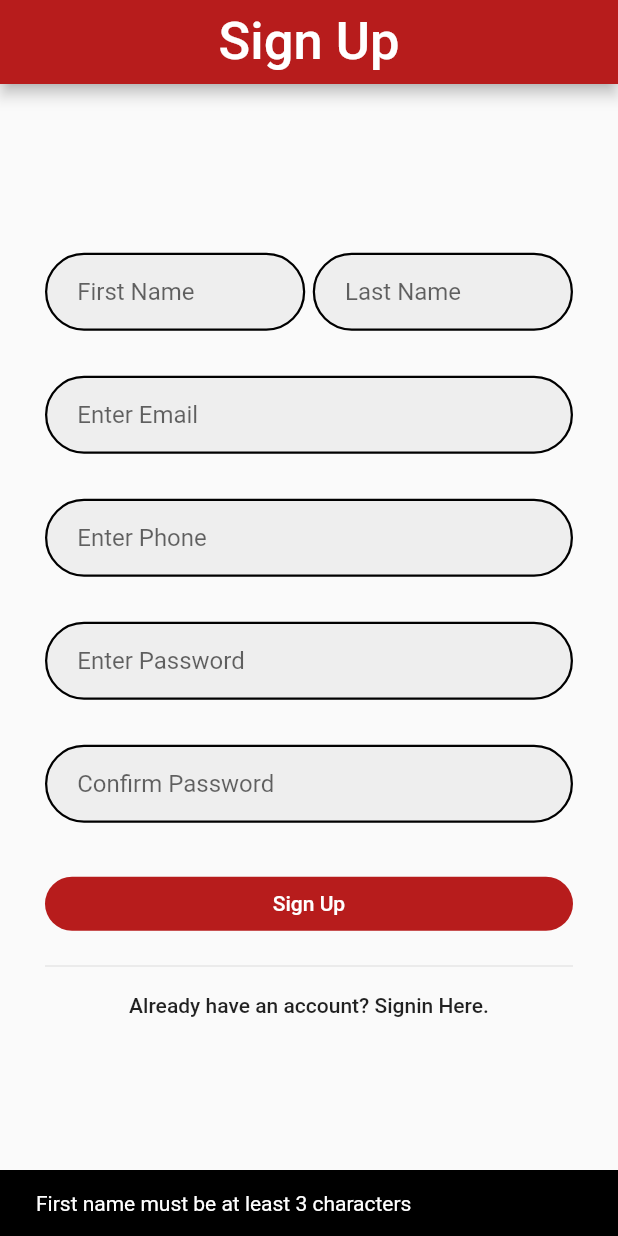
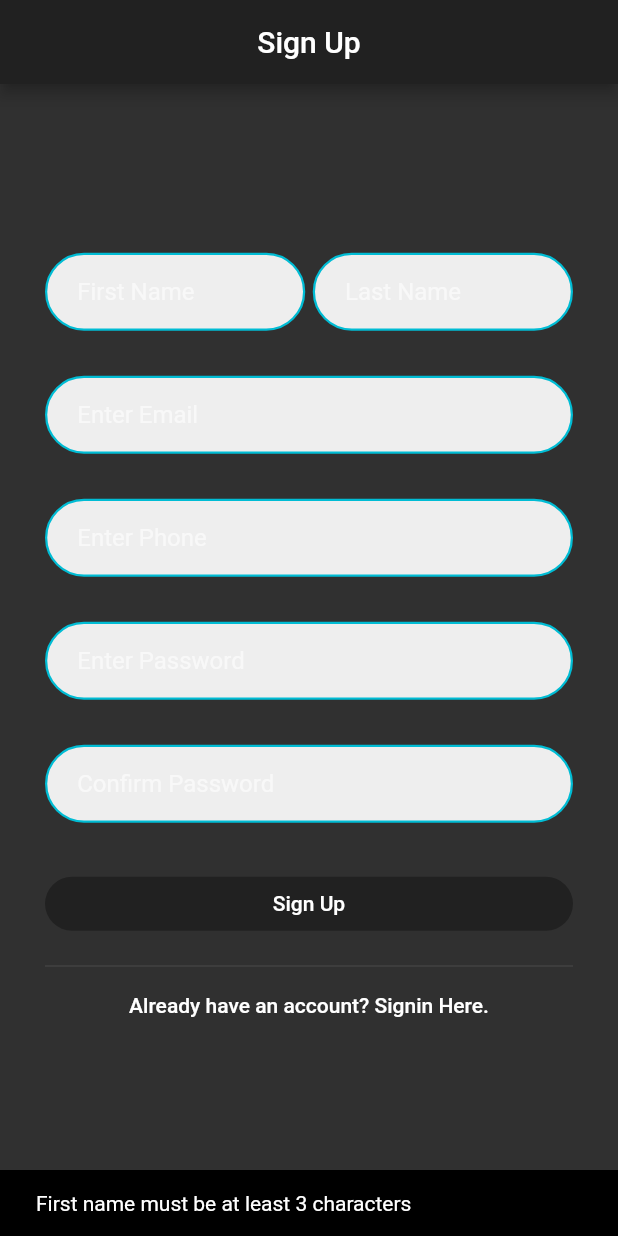
Before and after one commit to MoHoss2000/StreetBank, a Flutter app: the screen it shows after launch, after a tap on "Don't have an account? Signup Here.", after a tap on "Sign Up", on a phone screen of 412 x 824 dp. Run offline on Flutter 3.47's test engine with Material 2 defaults, Android fonts, the phone set to English and light mode, and no system bars; our stand-ins replace cached_network_image, cloud_firestore, firebase_auth, firebase_core, firebase_messaging, firebase_remote_config and 7 more; missing offline and left inert: searchable_dropdown, simple_animated_icon; accounts and stored records are empty; network calls fail.

Commit message:
cleaning up

```diff
--- a/lib/app_localization.dart
+++ b/lib/app_localization.dart
@@ -38,7 +38,6 @@ class _AppLocalizationsDelegate extends LocalizationsDelegate<AppLocalization> {
 
   @override
   bool isSupported(Locale locale) {
-    // TODO: implement isSupported
     return ['en', 'ar'].contains(locale.languageCode);
   }
 
--- a/lib/helper/theme.dart
+++ b/lib/helper/theme.dart
@@ -22,8 +22,15 @@ class TwitterColor {
 class AppThemes {
   // ---- Dark Theme ----
   static final _darkAccent = Colors.cyan;
-  static final ThemeData _darkThemeData =
-      ThemeData(accentColor: _darkAccent, brightness: Brightness.dark);
+  static final ThemeData _darkThemeData = ThemeData(
+    accentColor: _darkAccent,
+    brightness: Brightness.dark,
+    textButtonTheme: TextButtonThemeData(
+      style: ButtonStyle(
+        foregroundColor: MaterialStateProperty.all<Color>(Colors.white),
+      ),
+    ),
+  );
 
   static final darkTheme = AppTheme(
     data: _darkThemeData,
@@ -31,11 +38,19 @@ class AppThemes {
     description: "Dark Theme",
   );
 
+  static final ThemeData _lightThemeData = ThemeData(
+    textButtonTheme: TextButtonThemeData(
+      style: ButtonStyle(
+        foregroundColor: MaterialStateProperty.all<Color>(Colors.black),
+      ),
+    ),
+  );
+
   // ---- Purple Theme ----
   static final _purplePrimary = Colors.purple;
   static final _purpleAccent = Colors.pink;
   static final _purpleBackground = Color(0xFFFFFFFF);
-  static final ThemeData _purpleThemeData = ThemeData(
+  static final ThemeData _purpleThemeData = _lightThemeData.copyWith(
       primaryColor: _purplePrimary,
       accentColor: _purpleAccent,
       backgroundColor: _purpleBackground);
@@ -50,7 +65,7 @@ class AppThemes {
   static final _bluePrimary = Color(0xFF3F51B5);
   static final _blueAccent = Colors.grey[800];
   static final _blueBackground = Color(0xFFFFFFFF);
-  static final ThemeData _blueThemeData = ThemeData(
+  static final ThemeData _blueThemeData = _lightThemeData.copyWith(
       primaryColor: _bluePrimary,
       accentColor: _blueAccent,
       backgroundColor: _blueBackground);
@@ -65,7 +80,7 @@ class AppThemes {
   static final _greenPrimary = Color(0xFF4CAF50);
   static final _greenAccent = Color(0xFF631739);
   static final _greenBackground = Color(0xFFFFFFFF);
-  static final _greenThemeData = ThemeData(
+  static final _greenThemeData = _lightThemeData.copyWith(
       primaryColor: _greenPrimary,
       accentColor: _greenAccent,
       backgroundColor: _greenBackground);
@@ -80,7 +95,7 @@ class AppThemes {
   static final _pinkPrimary = Color(0xFFE91E63);
   static final _pinkAccent = Color(0xFF0C7D9C);
   static final _pinkBackground = Color(0xFFFFFFFF);
-  static final _pinkThemeData = ThemeData(
+  static final _pinkThemeData = _lightThemeData.copyWith(
     primaryColor: _pinkPrimary,
     accentColor: _pinkAccent,
     backgroundColor: _pinkBackground,
@@ -96,7 +111,7 @@ class AppThemes {
   static final _redPrimary = Colors.red[900];
   static final _redAccent = Colors.black;
   static final _redBackground = Color(0xFFFFFFFF);
-  static final _redThemeData = ThemeData(
+  static final _redThemeData = _lightThemeData.copyWith(
     primaryColor: _redPrimary,
     accentColor: _redAccent,
     backgroundColor: _redBackground,
--- a/lib/main.dart
+++ b/lib/main.dart
@@ -1,6 +1,5 @@
 import 'package:cloud_firestore/cloud_firestore.dart';
 import 'package:firebase_core/firebase_core.dart';
-import 'package:firebase_messaging/firebase_messaging.dart';
 import 'package:flutter/material.dart';
 import 'package:flutter/scheduler.dart';
 import 'package:flutter/services.dart';
@@ -113,7 +112,8 @@ class _MyAppState extends State<MyApp> {
               locale: _locale,
               debugShowCheckedModeBanner: false,
               title: 'StreetBank',
-              theme: ThemeProvider.themeOf(themeContext).data,
+              // theme: ThemeProvider.themeOf(themeContext).data,
+              theme: AppThemes.darkTheme.data,
               routes: Routes.route(),
               onGenerateRoute: (settings) => Routes.onGenerateRoute(settings),
               onUnknownRoute: (settings) => Routes.onUnknownRoute(settings),
--- a/lib/models/userModel.dart
+++ b/lib/models/userModel.dart
@@ -36,7 +36,7 @@ class UserModel {
     createdAt = map['createdAt'];
     fcmToken = map['fcmToken'];
     if (map['favoritesList'] != null) {
-      favoritesList = List<String>();
+      favoritesList = [];
       map['favoritesList'].forEach((value) {
         favoritesList.add(value);
       });
--- a/lib/screens/authentication/login.dart
+++ b/lib/screens/authentication/login.dart
@@ -2,7 +2,6 @@ import 'package:flutter/material.dart';
 
 import 'package:provider/provider.dart';
 import 'package:streetbank/helper/routes.dart';
-import 'package:streetbank/helper/theme.dart';
 import 'package:streetbank/helper/utility.dart';
 import 'package:streetbank/screens/authentication/signup.dart';
 import 'package:streetbank/states/authState.dart';
@@ -72,7 +71,9 @@ class _LoginState extends State<Login> {
               _showResetPassword(); // opens dialog to reset password
             }),
             FlatButton(
-              child: Text(getTranslation(context, "no_account")),
+              child: Text(
+                getTranslation(context, "no_account"),
+              ),
               onPressed: () {
                 var state = Provider.of<AuthState>(context, listen: false);
                 Navigator.pushAndRemoveUntil(
--- a/lib/screens/authentication/signup.dart
+++ b/lib/screens/authentication/signup.dart
@@ -2,7 +2,6 @@ import 'package:flutter/material.dart';
 import 'package:provider/provider.dart';
 import 'package:streetbank/helper/enum.dart';
 import 'package:streetbank/helper/routes.dart';
-import 'package:streetbank/helper/theme.dart';
 import 'package:streetbank/helper/utility.dart';
 import 'package:streetbank/models/userModel.dart';
 import 'package:streetbank/screens/authentication/login.dart';
@@ -216,7 +215,7 @@ class _SignupState extends State<Signup> {
             customText(
               getTranslation(context, "signup"),
               context: context,
-              style: TextStyle(fontSize: 35),
+              style: TextStyle(fontSize: 20),
             ),
             SizedBox(height: 20),
           ],
--- a/lib/screens/chat/chat_screen_page.dart
+++ b/lib/screens/chat/chat_screen_page.dart
@@ -155,8 +155,9 @@ class _ChatScreenPageState extends State<ChatScreenPage> {
                               onLongPress: () {
                                 var text = ClipboardData(text: chat.message);
                                 Clipboard.setData(text);
-                                _scaffoldKey.currentState.hideCurrentSnackBar();
-                                _scaffoldKey.currentState.showSnackBar(
+                                ScaffoldMessenger.of(context)
+                                    .hideCurrentSnackBar();
+                                ScaffoldMessenger.of(context).showSnackBar(
                                   SnackBar(
                                     backgroundColor: TwitterColor.white,
                                     content: Text(
--- a/lib/screens/chat/chats_list_page.dart
+++ b/lib/screens/chat/chats_list_page.dart
@@ -1,6 +1,5 @@
 import 'package:flutter/material.dart';
 import 'package:provider/provider.dart';
-import 'package:streetbank/helper/theme.dart';
 import 'package:streetbank/helper/utility.dart';
 import 'package:streetbank/models/chatModel.dart';
 import 'package:streetbank/models/userModel.dart';
--- a/lib/screens/chat/full_screen_image.dart
+++ b/lib/screens/chat/full_screen_image.dart
@@ -1,7 +1,7 @@
 import 'package:flutter/material.dart';
 
 class FullScreenImage extends StatefulWidget {
-  String photoUrl;
+  final String photoUrl;
   FullScreenImage({this.photoUrl});
 
   _FullScreenImageState createState() => _FullScreenImageState();
--- a/lib/screens/mainscreen.dart
+++ b/lib/screens/mainscreen.dart
@@ -12,7 +12,6 @@ import 'package:streetbank/Screens/profile.dart';
 import 'package:streetbank/Screens/update_user.dart';
 import 'package:streetbank/helper/enum.dart';
 import 'package:streetbank/helper/routes.dart';
-import 'package:streetbank/helper/theme.dart';
 import 'package:streetbank/helper/utility.dart';
 import 'package:streetbank/models/languageModel.dart';
 import 'package:streetbank/states/authState.dart';
--- a/lib/screens/profile.dart
+++ b/lib/screens/profile.dart
@@ -1,7 +1,6 @@
 import 'package:cloud_firestore/cloud_firestore.dart';
 import 'package:firebase_auth/firebase_auth.dart';
 import 'package:flutter/material.dart';
-import 'package:streetbank/helper/theme.dart';
 import 'package:streetbank/helper/utility.dart';
 import 'package:theme_provider/theme_provider.dart';
 
--- a/lib/screens/splash.dart
+++ b/lib/screens/splash.dart
@@ -1,5 +1,3 @@
-import 'dart:io';
-
 import 'package:flutter/cupertino.dart';
 import 'package:flutter/foundation.dart';
 import 'package:flutter/material.dart';
@@ -12,7 +10,6 @@ import 'package:streetbank/screens/authentication/login.dart';
 import 'package:streetbank/states/authState.dart';
 import 'package:streetbank/widgets/customWidgets.dart';
 import 'package:streetbank/widgets/newWidget/title_text.dart';
-import 'package:theme_provider/theme_provider.dart';
 
 class SplashPage extends StatefulWidget {
   SplashPage({Key key}) : super(key: key);
@@ -109,25 +106,9 @@ class _SplashPageState extends State<SplashPage> {
 
   @override
   Widget build(BuildContext context) {
-    var state = Provider.of<AuthState>(context);
-
     return Scaffold(
       backgroundColor: Theme.of(context).primaryColor,
       body: _body(),
-      //  state.authStatus == AuthStatus.NOT_DETERMINED
-      //     ? _body()
-      //     : Login(
-      //         loginCallback: state.getCurrentUser,
-      //       )
-
-      /// if not determined show splash screen
-
-      // : state.authStatus == AuthStatus.NOT_LOGGED_IN
-      //     ? Login(
-      //         loginCallback: state.getCurrentUser,
-      //       )
-      //     : MaterialPageRoute(builder: (context) => MainScreen()),
-      // MainScreen(), // if logged in show main app screen,
     );
   }
 }
--- a/lib/screens/update_user.dart
+++ b/lib/screens/update_user.dart
@@ -1,6 +1,5 @@
 import 'package:firebase_auth/firebase_auth.dart';
 import 'package:flutter/material.dart';
-import 'package:streetbank/helper/theme.dart';
 import 'package:streetbank/helper/utility.dart';
 import 'package:streetbank/widgets/customWidgets.dart';
 import 'package:streetbank/widgets/newWidget/customLoader.dart';
--- a/lib/states/searchState.dart
+++ b/lib/states/searchState.dart
@@ -22,10 +22,10 @@ class SearchState extends AppState {
     try {
       isBusy = true;
       if (_userFilterlist == null) {
-        _userFilterlist = List<UserModel>();
+        _userFilterlist = [];
       } else {}
       if (_userlist == null) {
-        _userlist = List<UserModel>();
+        _userlist = [];
       }
       _userFilterlist.clear();
       _userlist.clear();
--- a/lib/widgets/customWidgets.dart
+++ b/lib/widgets/customWidgets.dart
@@ -1,13 +1,7 @@
-import 'dart:io';
-
-import 'package:cached_network_image/cached_network_image.dart';
 import 'package:flutter/cupertino.dart';
 import 'package:flutter/material.dart';
 import 'package:flutter/widgets.dart';
 import 'package:fluttertoast/fluttertoast.dart';
-
-import 'package:image_picker/image_picker.dart';
-import 'package:streetbank/helper/theme.dart';
 
 Widget customTitleText(String title, {BuildContext context}) {
   return Text(
@@ -65,7 +59,7 @@ Widget customText(String msg,
   } else {
     if (context != null && style != null) {
       var fontSize =
-          style.fontSize ?? Theme.of(context).textTheme.body1.fontSize;
+          style.fontSize ?? Theme.of(context).textTheme.bodyText2.fontSize;
       style = style.copyWith(
         fontSize: fontSize - (fullWidth(context) <= 375 ? 2 : 0),
       );
@@ -128,7 +122,8 @@ void customSnackBar(GlobalKey<ScaffoldState> _scaffoldKey, String msg,
   if (_scaffoldKey == null || _scaffoldKey.currentState == null) {
     return;
   }
-  _scaffoldKey.currentState.hideCurrentSnackBar();
+  // _scaffoldKey.currentState.hideCurrentSnackBar();
+  ScaffoldMessenger.of(_scaffoldKey.currentContext).hideCurrentSnackBar();
   final snackBar = SnackBar(
     duration: Duration(seconds: 4),
     backgroundColor: backgroundColor,
@@ -139,7 +134,9 @@ void customSnackBar(GlobalKey<ScaffoldState> _scaffoldKey, String msg,
       ),
     ),
   );
-  _scaffoldKey.currentState.showSnackBar(snackBar);
+
+  ScaffoldMessenger.of(_scaffoldKey.currentContext).showSnackBar(snackBar);
+  // _scaffoldKey.currentState.showSnackBar(snackBar);
 }
 
 void displayToastMessage(String msg, BuildContext context) {
--- a/lib/widgets/newWidget/customLoader.dart
+++ b/lib/widgets/newWidget/customLoader.dart
@@ -83,7 +83,7 @@ class CustomScreenLoader extends StatelessWidget {
         child: Container(
           padding: EdgeInsets.all(50),
           decoration: BoxDecoration(
-              color: Colors.white,
+              color: Theme.of(context).backgroundColor,
               borderRadius: BorderRadius.all(Radius.circular(10))),
           child: Stack(
             alignment: Alignment.center,
--- a/lib/widgets/newWidget/emptyList.dart
+++ b/lib/widgets/newWidget/emptyList.dart
@@ -1,5 +1,4 @@
 import 'package:flutter/material.dart';
-import 'package:streetbank/helper/theme.dart';
 import 'package:streetbank/widgets/newWidget/title_text.dart';
 import 'package:theme_provider/theme_provider.dart';
 
```
Also changed, not shown: lib/screens/products/add_product.dart (+5 -2 lines), lib/states/notificationState.dart (+0 -9 lines), lib/widgets/newWidget/rippleButton.dart (deleted, +0 -39 lines).
